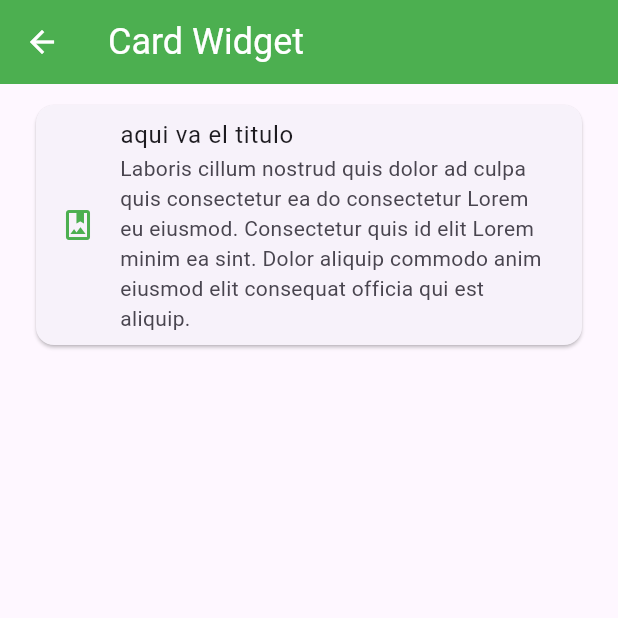
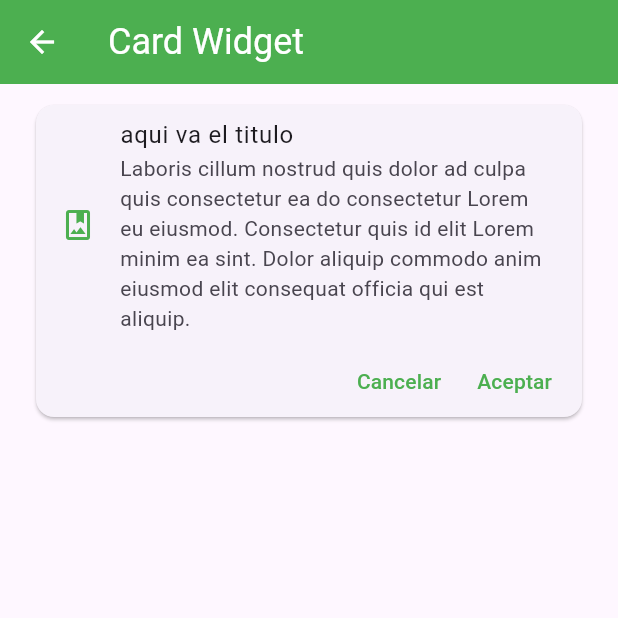
Before and after one commit to lcalorg3006/fl_components, a Flutter app: the CardScreen screen opened by its route, on a phone screen of 412 x 824 dp, the top half of it. Run offline on Flutter 3.47's test engine with Material 3 defaults, Android fonts, the phone set to English and light mode, and no system bars.

```diff
--- a/lib/screens/card_screen.dart
+++ b/lib/screens/card_screen.dart
@@ -3,21 +3,20 @@ import 'package:fl_components/widgets/widgets.dart';
 import 'package:flutter/material.dart';
 
 class CardScreen extends StatelessWidget {
-
   const CardScreen({Key? key}) : super(key: key);
 
   @override
   Widget build(BuildContext context) {
     return Scaffold(
-      appBar: AppBar(
-        title: const Text('Card Widget'),
+        appBar: AppBar(
+          title: const Text('Card Widget'),
         ),
-      body:ListView(
-        padding: const EdgeInsets.symmetric(horizontal: 20, vertical: 10),
-        children: const [
-          CustomCardTipo1()
-        ],
-      )
-    );
+        body: ListView(
+          padding: const EdgeInsets.symmetric(horizontal: 20, vertical: 10),
+          children: const [
+            CustomCardTipo1(),
+
+          ],
+        ));
   }
 }
--- a/lib/theme/app_theme.dart
+++ b/lib/theme/app_theme.dart
@@ -18,6 +18,10 @@ class AppTheme {
       listTileTheme: const ListTileThemeData(
         iconColor: primary,
       ),
+      // text button theme
+      textButtonTheme: TextButtonThemeData(
+      style: TextButton.styleFrom(foregroundColor: primary),
+      )
 
       );
        //theme:themeData.dark   // modo oscuro
--- a/lib/widgets/custom_card_tipo_1.dart
+++ b/lib/widgets/custom_card_tipo_1.dart
@@ -1,4 +1,4 @@
-import 'package:fl_components/theme/app_theme.dart';;
+import 'package:fl_components/theme/app_theme.dart';
 import 'package:flutter/material.dart';
 
 class CustomCardTipo1 extends StatelessWidget {
@@ -11,10 +11,22 @@ class CustomCardTipo1 extends StatelessWidget {
     return Card(
       child: Column(
         children: [
-          ListTile(
+          const ListTile(
             leading: Icon(Icons.photo_album_outlined, color : AppTheme.primary),
             title: Text('aqui va el titulo'),
             subtitle: Text('Laboris cillum nostrud quis dolor ad culpa quis consectetur ea do consectetur Lorem eu eiusmod. Consectetur quis id elit Lorem minim ea sint. Dolor aliquip commodo anim eiusmod elit consequat officia qui est aliquip.'),
+          ),
+          Row(
+            mainAxisAlignment: MainAxisAlignment.end,
+            children: [
+                TextButton(onPressed: () {}, child: const Text('Cancelar'),
+                ),
+                Padding(
+                  padding: const EdgeInsets.only(right: 8.0),
+                  child: TextButton(onPressed: (){}, child: const Text('Aceptar'),
+                  ),
+                ),
+          ],
           )
         ],
       )
```
